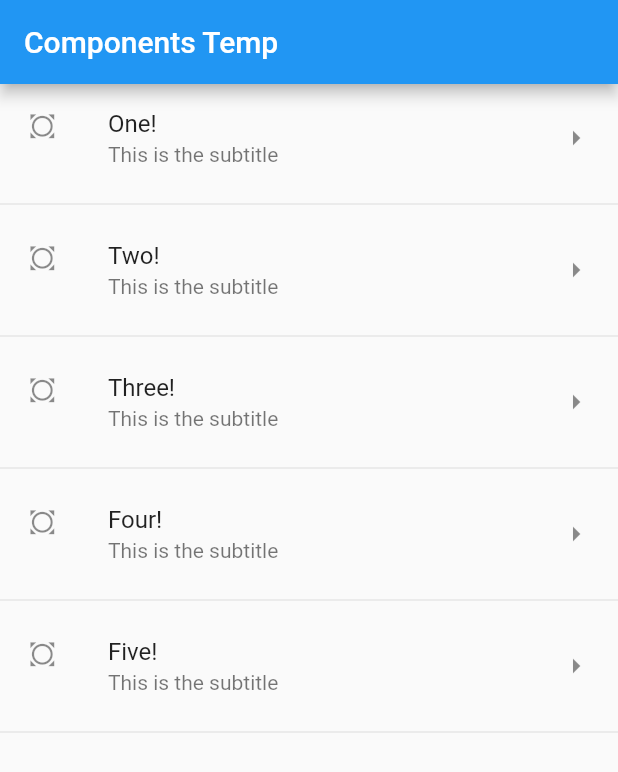
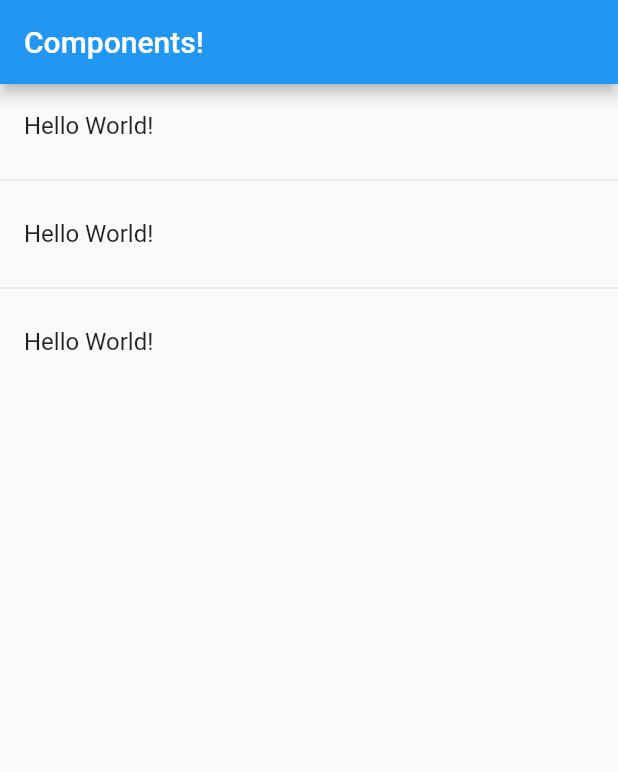
Before and after one commit to Daniel-Penaloza/FlutterComponents, a Flutter app: the screen it shows after launch, on a phone screen of 412 x 824 dp. Shown: the top 772 px of the screen. Run offline on Flutter 3.47's test engine with Material 2 defaults, Android fonts, the phone set to English and light mode, and no system bars.

Commit message:
Home PAge

```diff
--- a/lib/main.dart
+++ b/lib/main.dart
@@ -1,7 +1,7 @@
 import 'package:flutter/material.dart';
 
+import 'package:components/src/pages/home_page.dart';
 
-import 'package:components/src/pages/home_temp.dart';
 void main() => runApp(MyApp());
 
 class MyApp extends StatelessWidget {
@@ -10,7 +10,7 @@ class MyApp extends StatelessWidget {
     return MaterialApp(
       title: 'Components App',
       debugShowCheckedModeBanner: false,
-      home: HomePageTemp()
+      home: HomePage()
     );
   }
 }
--- /dev/null
+++ b/lib/src/pages/home_page.dart
@@ -0,0 +1,30 @@
+import 'package:flutter/material.dart';
+
+class HomePage extends StatelessWidget {
+  @override
+  Widget build(BuildContext context){
+    return Scaffold(
+      appBar: AppBar(
+        title: Text('Components!'),
+      ),
+      body: _list(),
+          );
+  }
+
+  Widget _list() {
+      return ListView(
+        children: _itemList(),
+      );
+  }
+
+  List<Widget> _itemList(){
+    return [
+      ListTile(title: Text('Hello World!')),
+      Divider(),
+      ListTile(title: Text('Hello World!')),
+      Divider(),
+      ListTile(title: Text('Hello World!')),
+    ];
+  }
+
+}
--- a/lib/src/pages/home_temp.dart
+++ /dev/null
@@ -1,46 +0,0 @@
-import 'package:flutter/material.dart';
-
-class HomePageTemp extends StatelessWidget {
-  final options = ['One', 'Two', 'Three', 'Four', 'Five'];
-
-  @override
-  Widget build(BuildContext context) {
-    return Scaffold(
-      appBar: AppBar(
-        title: Text('Components Temp'),
-      ),
-      body: ListView(
-        children: _createItemsShort()
-      ),
-    );
-  }
-
-  List<Widget> _createItems(){
-    List<Widget> list = new List<Widget>();
-    for (String opt in options) {
-      final tempWidget = ListTile(
-        title: Text(opt),
-      );
-      list..add(tempWidget)
-          ..add( Divider());
-    }
-    return list;
-  }
-
-  List<Widget> _createItemsShort(){
-      return options.map((String item){
-        return Column(
-          children: <Widget>[
-            ListTile(
-              title: Text(item + '!'),
-              subtitle: Text('This is the subtitle'),
-              leading: Icon(Icons.all_out),
-              trailing: Icon(Icons.arrow_right),
-              onTap: (){},
-            ),
-            Divider(),
-          ],
-        );
-      }).toList();
-  }
-}
```
